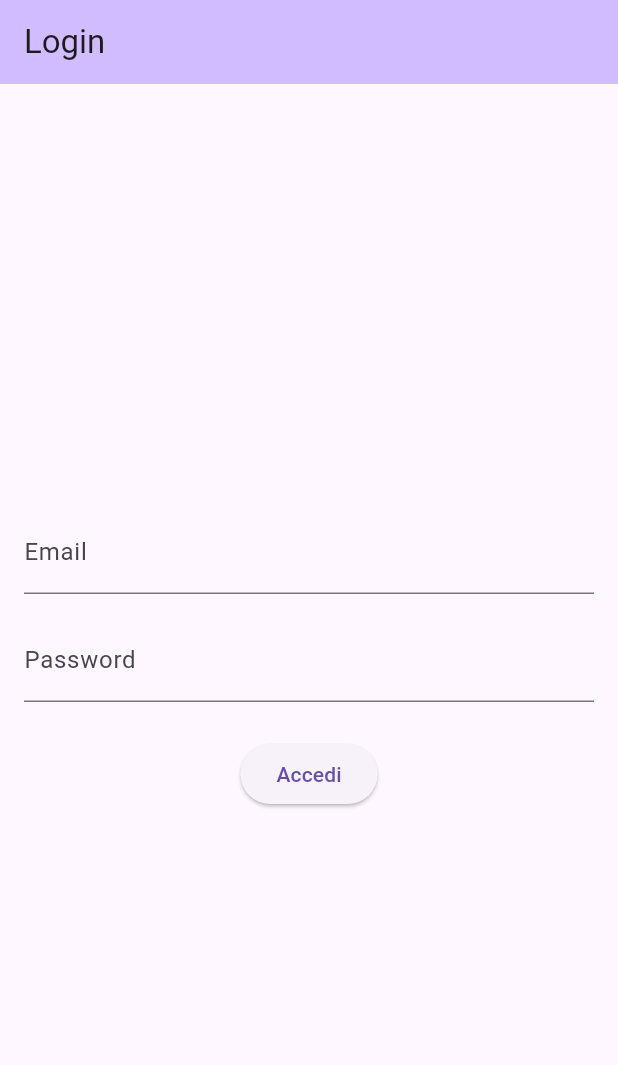
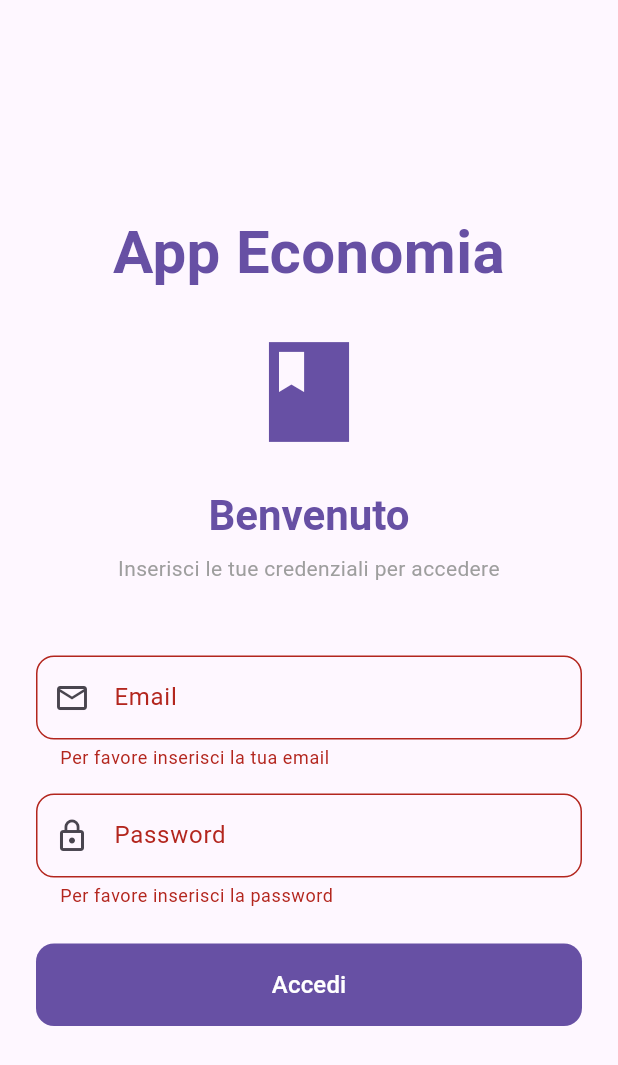
Before and after one commit to ValeCiampoli/appEconomia, a Flutter app: the screen it shows after launch, after a tap on "Accedi", on a phone screen of 412 x 824 dp. Shown: the top 1065 px of the screen. Run offline on Flutter 3.47's test engine with Material 3 defaults, Android fonts, the phone set to English and light mode, and no system bars.

Commit message:
fix login page

```diff
--- a/lib/main.dart
+++ b/lib/main.dart
@@ -10,7 +10,7 @@ class MyApp extends StatelessWidget {
   @override
   Widget build(BuildContext context) {
     return MaterialApp(
-      title: 'Flutter Demo',
+      title: 'Economia app',
       theme: ThemeData(
         useMaterial3: true,
       ),
--- a/lib/pages/login_page.dart
+++ b/lib/pages/login_page.dart
@@ -8,6 +8,7 @@ class LoginPage extends StatefulWidget {
 }
 
 class _LoginPageState extends State<LoginPage> {
+  final _formKey = GlobalKey<FormState>();
   final _emailController = TextEditingController();
   final _passwordController = TextEditingController();
 
@@ -21,35 +22,99 @@ class _LoginPageState extends State<LoginPage> {
   @override
   Widget build(BuildContext context) {
     return Scaffold(
-      appBar: AppBar(
-        title: const Text('Login'),
-        backgroundColor: Theme.of(context).colorScheme.inversePrimary,
-      ),
       body: Center(
-        child: Padding(
-          padding: const EdgeInsets.all(16.0),
+        child: SingleChildScrollView(
+          padding: const EdgeInsets.all(24.0),
+          child: Form(
+            key: _formKey,
             child: Column(
               mainAxisAlignment: MainAxisAlignment.center,
-            children: <Widget>[
-              TextField(
+              crossAxisAlignment: CrossAxisAlignment.stretch,
+              children: [
+                Text(
+                  'App Economia',
+                  textAlign: TextAlign.center,
+                  style: TextStyle(
+                    fontSize: 40,
+                    fontWeight: FontWeight.bold,
+                    color: Theme.of(context).colorScheme.primary,
+                  ),
+                ),
+                const SizedBox(height: 24),
+                Icon(
+                  Icons.book_sharp,
+                  size: 80,
+                  color: Theme.of(context).colorScheme.primary,
+                ),
+                const SizedBox(height: 24),
+                Text(
+                  'Benvenuto',
+                  textAlign: TextAlign.center,
+                  style: Theme.of(context).textTheme.headlineMedium?.copyWith(
+                        fontWeight: FontWeight.bold,
+                        color: Theme.of(context).colorScheme.primary,
+                      ),
+                ),
+                const SizedBox(height: 8),
+                const Text(
+                  'Inserisci le tue credenziali per accedere',
+                  textAlign: TextAlign.center,
+                  style: TextStyle(color: Colors.grey),
+                ),
+                const SizedBox(height: 48),
+                TextFormField(
                   controller: _emailController,
-                decoration: const InputDecoration(labelText: 'Email'),
+                  keyboardType: TextInputType.emailAddress,
+                  decoration: const InputDecoration(
+                    labelText: 'Email',
+                    prefixIcon: Icon(Icons.email_outlined),
+                    border: OutlineInputBorder(
+                      borderRadius: BorderRadius.all(Radius.circular(12)),
+                    ),
+                  ),
+                  validator: (value) {
+                    if (value == null || value.isEmpty) {
+                      return 'Per favore inserisci la tua email';
+                    }
+                    return null;
+                  },
                 ),
                 const SizedBox(height: 16),
-              TextField(
+                TextFormField(
                   controller: _passwordController,
-                decoration: const InputDecoration(labelText: 'Password'),
+                  decoration: const InputDecoration(
+                    labelText: 'Password',
+                    prefixIcon: Icon(Icons.lock_outline),
+                    border: OutlineInputBorder(
+                      borderRadius: BorderRadius.all(Radius.circular(12)),
+                    ),
+                  ),
                   obscureText: true,
+                  validator: (value) {
+                    if (value == null || value.isEmpty) {
+                      return 'Per favore inserisci la password';
+                    }
+                    return null;
+                  },
                 ),
                 const SizedBox(height: 24),
-              ElevatedButton(
+                FilledButton(
                   onPressed: () {
+                    if (_formKey.currentState!.validate()) {
                       // Logica di login
                       print('Login con: ${_emailController.text}');
+                    }
                   },
-                child: const Text('Accedi'),
+                  style: FilledButton.styleFrom(
+                    padding: const EdgeInsets.symmetric(vertical: 16),
+                    shape: RoundedRectangleBorder(
+                      borderRadius: BorderRadius.circular(12),
+                    ),
+                  ),
+                  child: const Text('Accedi', style: TextStyle(fontSize: 16)),
                 ),
               ],
+            ),
           ),
         ),
       ),
```
Lines whose indentation alone changed are shown as unchanged.
